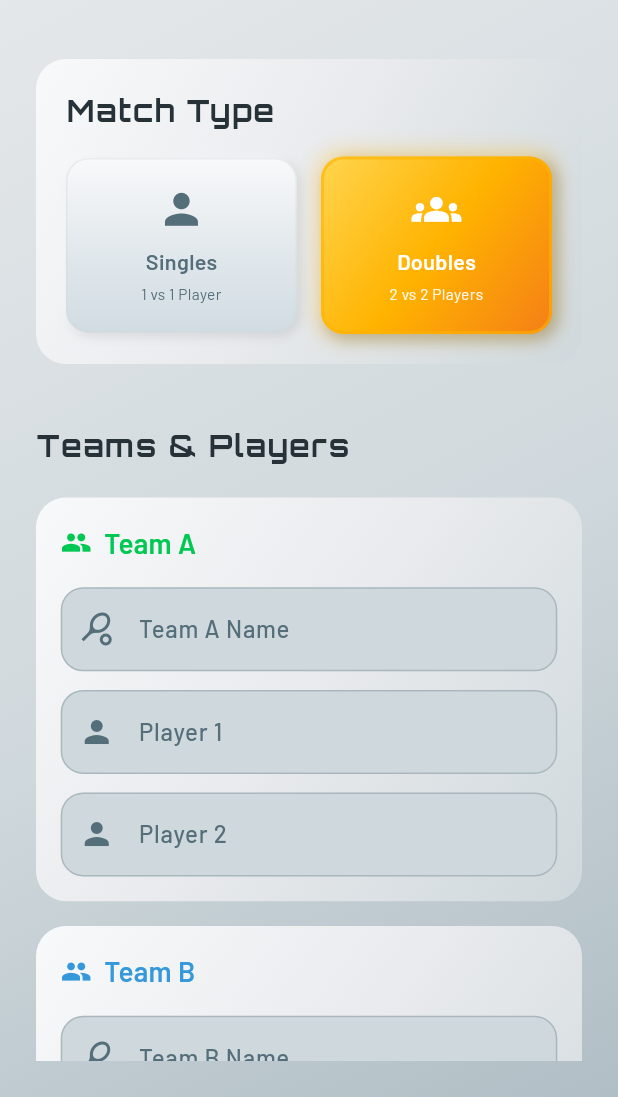
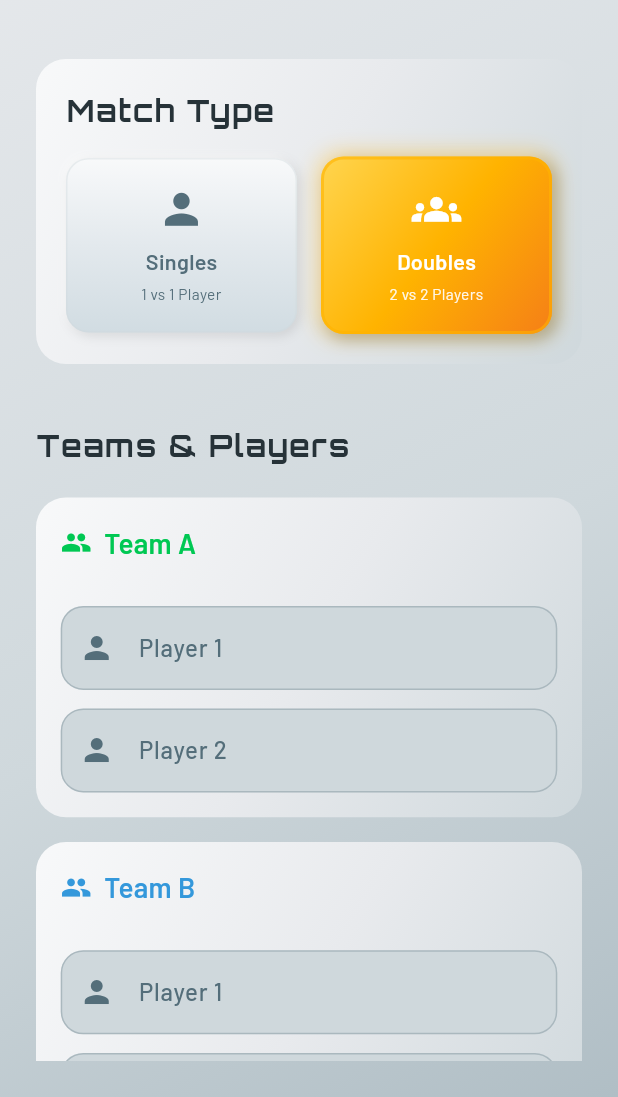
Before and after one commit to Force-Power-Infotech/pickleball_app, a Flutter app: the screen it shows after launch, after a tap on "Doubles", on a phone screen of 412 x 824 dp, the part 139-1236 px from its top. Run offline on Flutter 3.47's test engine with Material 3 defaults, Android fonts, the phone set to English and light mode, and no system bars; drawn by our look-alikes of flutter_animate; our stand-ins replace confetti, google_fonts, pdf, printing, shared_preferences.

Commit message:
Implement auto-generation of team names and conditional display for team name fields in match setup

```diff
--- a/lib/screens/match_setup_screen.dart
+++ b/lib/screens/match_setup_screen.dart
@@ -18,6 +18,45 @@ class MatchSetupScreen extends StatefulWidget {
 }
 
 class _MatchSetupScreenState extends State<MatchSetupScreen> with TickerProviderStateMixin {
+  bool get _showTeamANameField {
+    return _teamAPlayer1Controller.text.trim().isNotEmpty && _teamAPlayer2Controller.text.trim().isNotEmpty;
+  }
+  bool get _showTeamBNameField {
+    return _teamBPlayer1Controller.text.trim().isNotEmpty && _teamBPlayer2Controller.text.trim().isNotEmpty;
+  }
+  // Helper to auto-generate team name from player names
+  String _generateTeamName(String player1, String player2) {
+    String getInitial(String name) {
+      final parts = name.trim().split(RegExp(r'\s+'));
+      return parts.isNotEmpty && parts[0].isNotEmpty ? parts[0][0].toUpperCase() : '';
+    }
+    final initial1 = getInitial(player1);
+    final initial2 = getInitial(player2);
+    if (initial1.isNotEmpty && initial2.isNotEmpty) {
+      return '$initial1-$initial2';
+    }
+    return '';
+  }
+
+  void _updateTeamANameFromPlayers() {
+    if (_teamANameController.text.trim().isEmpty) {
+      final autoName = _generateTeamName(_teamAPlayer1Controller.text, _teamAPlayer2Controller.text);
+      if (autoName.isNotEmpty) {
+        _teamANameController.text = autoName;
+        _teamANameController.selection = TextSelection.fromPosition(TextPosition(offset: autoName.length));
+      }
+    }
+  }
+
+  void _updateTeamBNameFromPlayers() {
+    if (_teamBNameController.text.trim().isEmpty) {
+      final autoName = _generateTeamName(_teamBPlayer1Controller.text, _teamBPlayer2Controller.text);
+      if (autoName.isNotEmpty) {
+        _teamBNameController.text = autoName;
+        _teamBNameController.selection = TextSelection.fromPosition(TextPosition(offset: autoName.length));
+      }
+    }
+  }
 
   final _formKey = GlobalKey<FormState>();
   final _teamAController = TextEditingController();
@@ -93,18 +132,19 @@ class _MatchSetupScreenState extends State<MatchSetupScreen> with TickerProvider
     });
 
     _teamAPlayer1Controller.addListener(() {
+      _updateTeamANameFromPlayers();
       setState(() {});
     });
-
     _teamAPlayer2Controller.addListener(() {
+      _updateTeamANameFromPlayers();
       setState(() {});
     });
-
     _teamBPlayer1Controller.addListener(() {
+      _updateTeamBNameFromPlayers();
       setState(() {});
     });
-
     _teamBPlayer2Controller.addListener(() {
+      _updateTeamBNameFromPlayers();
       setState(() {});
     });
   }
@@ -507,7 +547,11 @@ class _MatchSetupScreenState extends State<MatchSetupScreen> with TickerProvider
                         SizedBox(height: screenWidth * 0.04),
 
                         // Team A Name Input
-                        CustomTextField(
+                        if (_showTeamANameField)
+                          Row(
+                            children: [
+                              Expanded(
+                                child: CustomTextField(
                                   controller: _teamANameController,
                                   label: 'Team A Name',
                                   prefixIcon: Icons.sports_tennis,
@@ -517,6 +561,16 @@ class _MatchSetupScreenState extends State<MatchSetupScreen> with TickerProvider
                                     }
                                     return null;
                                   },
+                                ),
+                              ),
+                              IconButton(
+                                icon: Icon(Icons.edit, color: AppTheme.primaryEmerald),
+                                onPressed: () {
+                                  FocusScope.of(context).requestFocus(FocusNode());
+                                },
+                                tooltip: 'Edit Team Name',
+                              ),
+                            ],
                           ),
                         SizedBox(height: screenWidth * 0.03),
 
@@ -589,7 +643,11 @@ class _MatchSetupScreenState extends State<MatchSetupScreen> with TickerProvider
                         SizedBox(height: screenWidth * 0.04),
 
                         // Team B Name Input
-                        CustomTextField(
+                        if (_showTeamBNameField)
+                          Row(
+                            children: [
+                              Expanded(
+                                child: CustomTextField(
                                   controller: _teamBNameController,
                                   label: 'Team B Name',
                                   prefixIcon: Icons.sports_tennis,
@@ -600,6 +658,16 @@ class _MatchSetupScreenState extends State<MatchSetupScreen> with TickerProvider
                                     }
                                     return null;
                                   },
+                                ),
+                              ),
+                              IconButton(
+                                icon: Icon(Icons.edit, color: AppTheme.primaryBlue),
+                                onPressed: () {
+                                  FocusScope.of(context).requestFocus(FocusNode());
+                                },
+                                tooltip: 'Edit Team Name',
+                              ),
+                            ],
                           ),
                         SizedBox(height: screenWidth * 0.03),
 
```
Lines whose indentation alone changed are shown as unchanged.
